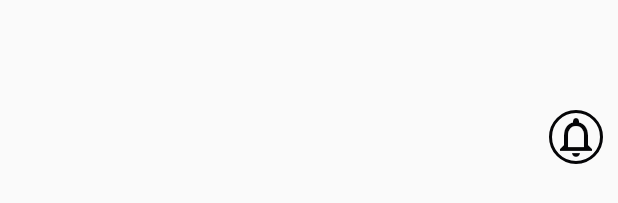
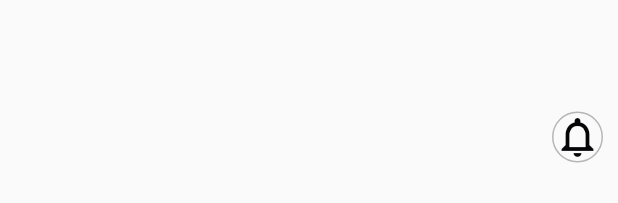
Before and after one commit to LeoneRSantos/App-podcast-dribbble, a Flutter app: the Topo widget shown alone on an empty page, opened directly, on a phone screen of 412 x 824 dp. Shown: the part 481-684 px from the top of the screen. Run offline on Flutter 3.47's test engine with Material 2 defaults, Android fonts, the phone set to English and light mode, and no system bars; our stand-ins replace carousel_slider, sliding_clipped_nav_bar.

Commit message:
Reformulação em contornos do Player e notificações

```diff
--- a/lib/widgets/reproduzidos_recentemente.dart
+++ b/lib/widgets/reproduzidos_recentemente.dart
@@ -102,7 +102,7 @@ class ComponentePlayer extends StatelessWidget {
                 borderRadius: BorderRadius.circular(50.0),
                 border: Border.all(
                   width: 1.0,
-                  color: Theme.of(context).colorScheme.primary,
+                  color: Theme.of(context).colorScheme.secondary,
                 )
               ),
             child: IconButton(onPressed: (){},
--- a/lib/widgets/topo.dart
+++ b/lib/widgets/topo.dart
@@ -35,8 +35,8 @@ class Topo extends StatelessWidget {
             decoration: BoxDecoration(
               borderRadius: BorderRadius.circular(50.0),
               border: Border.all(
-                width: 2.0,
-                color: cores.primary,
+                width: 1.0,
+                color: cores.secondary,
               )
             ),
 
```
